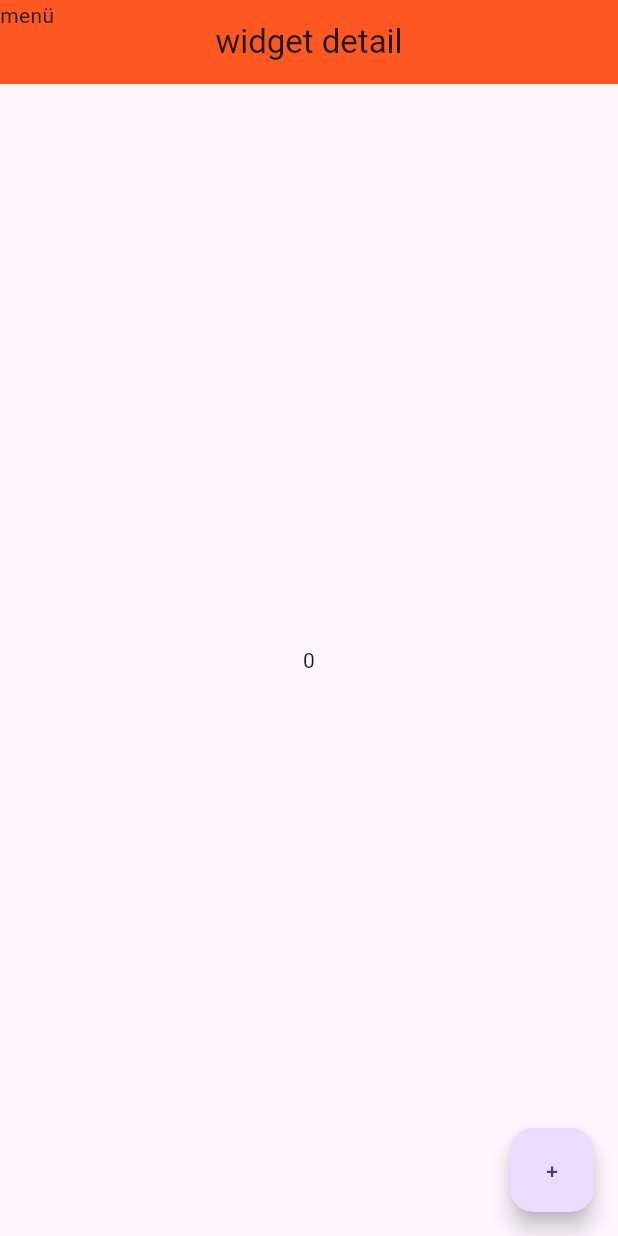
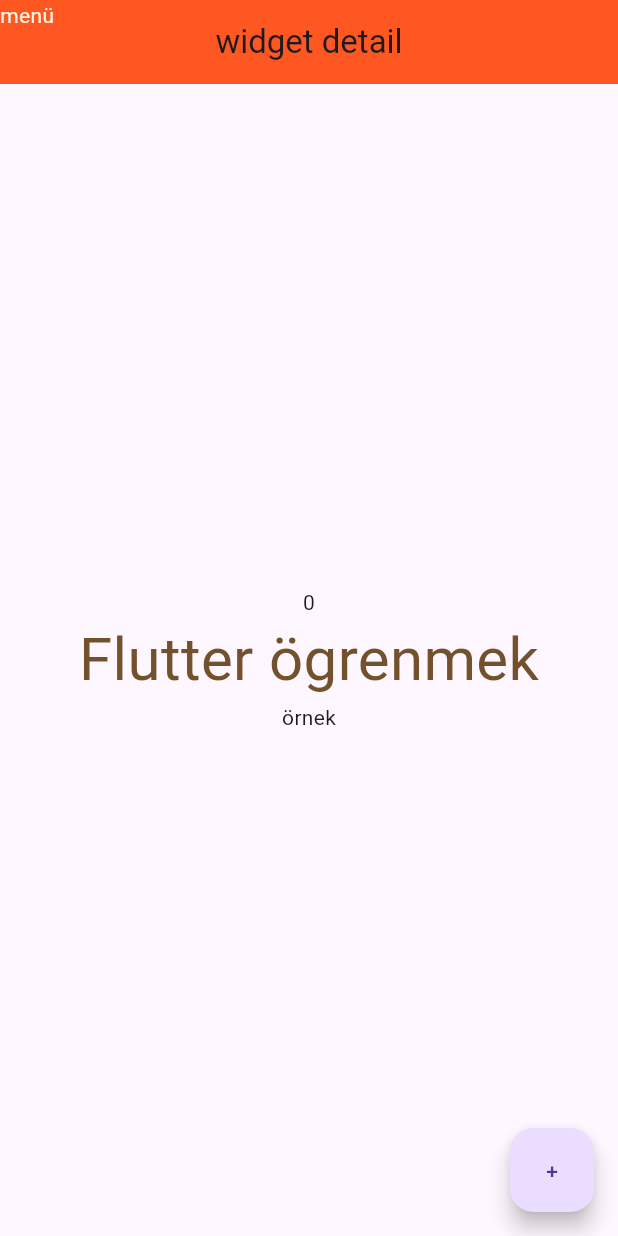
Before and after one commit to bhmberkan/Flutter_lesson, a Flutter app: the screen it shows after launch, on a phone screen of 412 x 824 dp. Run offline on Flutter 3.47's test engine with Material 3 defaults, Android fonts, the phone set to English and light mode, and no system bars; our stand-ins replace google_fonts, hexcolor; Roboto replaces fonts that are missing (Acme).

Commit message:
firs commit

```diff
--- /dev/null
+++ b/lib/constants/colors.dart
@@ -0,0 +1,8 @@
+
+class AppColors{
+
+static const String primaryColor = "#F8F4E1";
+static const String secondaryColor = "#F8F4E1";
+static const String backgroundColor ="#74512D";
+static const String sonColor = "#4E1F00";
+}
--- a/lib/main.dart
+++ b/lib/main.dart
@@ -1,4 +1,8 @@
 import 'package:flutter/material.dart';
+import 'package:flutter_dersleri/constants/colors.dart';
+import 'package:google_fonts/google_fonts.dart';
+import 'package:hexcolor/hexcolor.dart';
+
 
 void main() {
    // firebase gibi şeyler
@@ -18,17 +22,36 @@
   @override
   Widget build(BuildContext context) {
     return MaterialApp(
+      theme: ThemeData(textTheme: GoogleFonts.acmeTextTheme()),
       home: Scaffold(
         appBar: AppBar(
           title: const Text("widget detail"), // bir widgette değişken kullanadıysak const atıyoruz
           centerTitle: true,
           backgroundColor: Colors.deepOrange,
-          leading: const Text("menü"), // menu ikonlarının geldiği yer
+          leading:  Text("menü",
+          style: TextStyle(
+            color: HexColor(AppColors.primaryColor
+            ),
+            ),
+            ), // menu ikonlarının geldiği yer
           // actions: [], // menü gibi sağ üstte bulunan sekme liste alır.
         ),
         body: // Text("Hello flutter"), // sol üste gelecek ortalamak istersek
          Center(
-          child: Text(value.toString()), // ortalamak istersek
+          child: Column(
+            mainAxisAlignment:  MainAxisAlignment.center,
+            children: [
+              Text(value.toString()),
+              Text("Flutter ögrenmek",
+             style: GoogleFonts.acme(
+              fontSize: 40,
+              color: HexColor(AppColors.backgroundColor)
+
+             )
+             ),
+             const Text("örnek")
+            ],
+          ),
         ),
         floatingActionButton: FloatingActionButton(
           onPressed: () {
```
Also changed, not shown: pubspec.yaml (+9 -6 lines), lib/assets/fonts/Agdasima-Bold.ttf (added), lib/assets/fonts/Agdasima-Regular.ttf (added), pubspec.lock, 1 other file.
